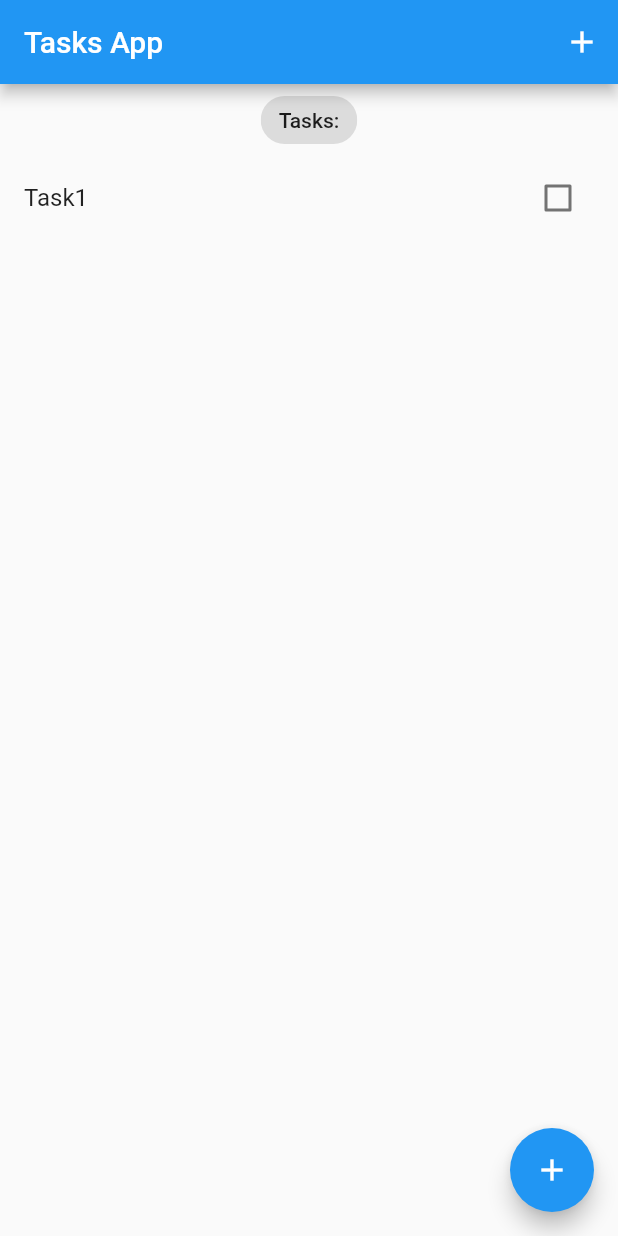
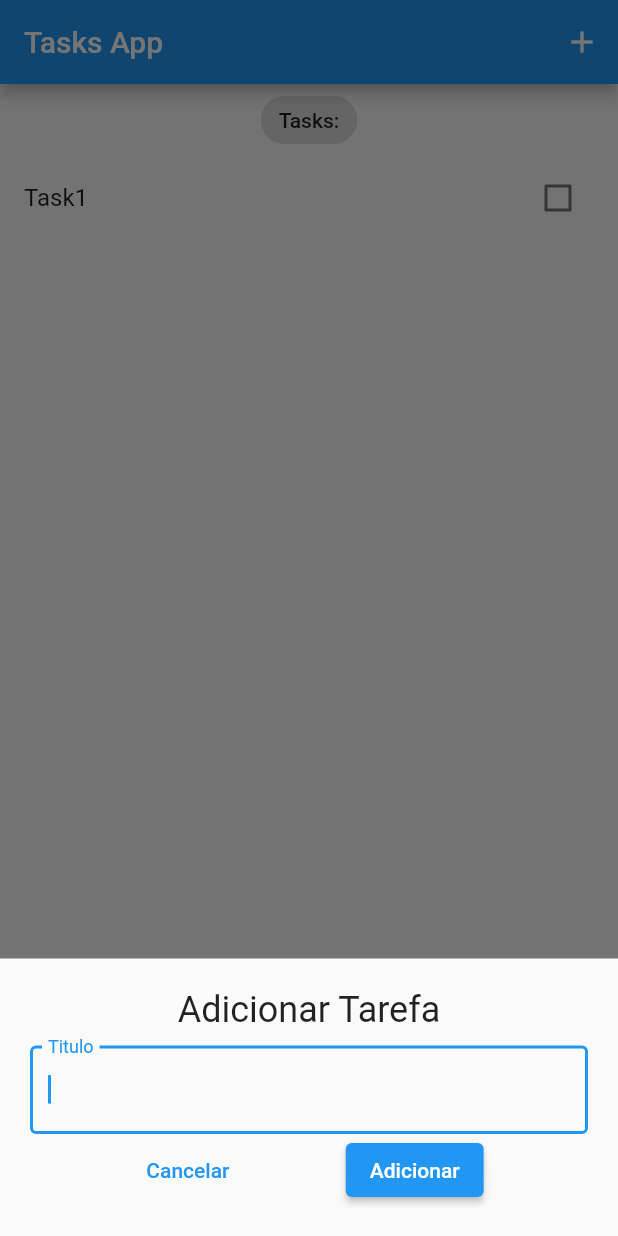
Before and after one commit to leandrorochaadm/task_bloc, a Flutter app: the screen it shows after launch, after a tap on the "add" icon, on a phone screen of 412 x 824 dp. Run offline on Flutter 3.47's test engine with Material 2 defaults, Android fonts, the phone set to English and light mode, and no system bars; our stand-ins replace bloc, equatable, flutter_bloc.

Commit message:
taskScreen: AddTaskScreen

```diff
--- a/lib/models/task_model.dart
+++ b/lib/models/task_model.dart
@@ -1,5 +1,6 @@
 import 'package:equatable/equatable.dart';
 
+// ignore: must_be_immutable
 class TaskModel extends Equatable {
   final String title;
   bool? isDone;
--- /dev/null
+++ b/lib/screens/add_task_screen.dart
@@ -0,0 +1,45 @@
+import 'package:flutter/material.dart';
+
+import '../blocs/blocs.dart';
+import '../models/models.dart';
+
+class AddTaskScreen extends StatelessWidget {
+  const AddTaskScreen({super.key});
+
+  @override
+  Widget build(BuildContext context) {
+    TextEditingController titleController = TextEditingController();
+    return Padding(
+      padding: const EdgeInsets.all(20.0),
+      child: Column(
+        children: [
+          const Text('Adicionar Tarefa', style: TextStyle(fontSize: 24)),
+          const SizedBox(height: 10),
+          TextField(
+            controller: titleController,
+            autofocus: true,
+            decoration: const InputDecoration(
+              label: Text('Titulo'),
+              border: OutlineInputBorder(),
+            ),
+          ),
+          Row(
+            mainAxisAlignment: MainAxisAlignment.spaceEvenly,
+            children: [
+              TextButton(
+                  onPressed: () => Navigator.pop(context),
+                  child: const Text('Cancelar')),
+              ElevatedButton(
+                  onPressed: () {
+                    var task = TaskModel(title: titleController.text);
+                    context.read<TasksBloc>().add(AddTask(task: task));
+                    Navigator.pop(context);
+                  },
+                  child: const Text('Adicionar'))
+            ],
+          ),
+        ],
+      ),
+    );
+  }
+}
--- /dev/null
+++ b/lib/screens/screens.dart
@@ -0,0 +1,2 @@
+export 'add_task_screen.dart';
+export 'tasks_screen.dart';
--- a/lib/screens/tasks_screen.dart
+++ b/lib/screens/tasks_screen.dart
@@ -3,9 +3,25 @@ import 'package:flutter/material.dart';
 import '../blocs/blocs.dart';
 import '../models/models.dart';
 import '../widgets/widgets.dart';
+import 'screens.dart';
 
 class TasksScreen extends StatelessWidget {
   const TasksScreen({Key? key}) : super(key: key);
+
+  void _addTask(BuildContext context) {
+    showModalBottomSheet(
+      context: context,
+      builder: (context) {
+        return SingleChildScrollView(
+          child: Container(
+            padding: EdgeInsets.only(
+                bottom: MediaQuery.of(context).viewInsets.bottom),
+            child: const AddTaskScreen(),
+          ),
+        );
+      },
+    );
+  }
 
   @override
   Widget build(BuildContext context) {
@@ -17,7 +33,7 @@ class TasksScreen extends StatelessWidget {
             title: const Text('Tasks App'),
             actions: [
               IconButton(
-                onPressed: () {},
+                onPressed: () => _addTask(context),
                 icon: const Icon(Icons.add),
               )
             ],
@@ -30,7 +46,7 @@ class TasksScreen extends StatelessWidget {
             ],
           ),
           floatingActionButton: FloatingActionButton(
-            onPressed: () {},
+            onPressed: () => _addTask(context),
             tooltip: 'Add Task',
             child: const Icon(Icons.add),
           ),
```
